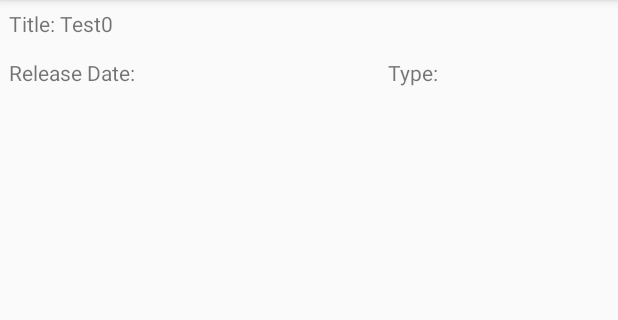
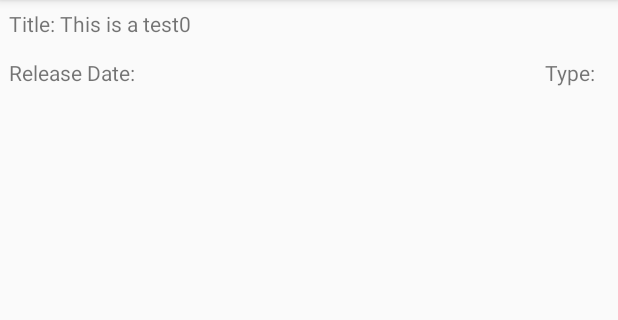
Before and after one commit to drea52693/MovieSearchApp, an Android app: the screen it shows after launch (listOfMoviesActivity), on a phone screen of 412 x 824 dp, the part 84-404 px from its top. Run offline under Robolectric (Android 15) with nearby library versions, the phone set to English and light mode, and no system bars.

Commit message:
Test commit

```diff
--- a/app/src/main/java/com/example/dan/moviesearchapp/itemAdapter.java
+++ b/app/src/main/java/com/example/dan/moviesearchapp/itemAdapter.java
@@ -41,6 +41,7 @@ public class itemAdapter extends RecyclerView.Adapter<itemAdapter.ViewHolder> {
             //plotView = (TextView) view.findViewById(R.id.my_plot_textview);
             titleView = (TextView) view.findViewById(R.id.my_title_textview);
             typeView = (TextView) view.findViewById(R.id.my_type_textview);
+
 
         }
 
--- a/app/src/main/java/com/example/dan/moviesearchapp/listOfMoviesActivity.java
+++ b/app/src/main/java/com/example/dan/moviesearchapp/listOfMoviesActivity.java
@@ -24,7 +24,7 @@ public class listOfMoviesActivity extends AppCompatActivity {
         recyclerView.setLayoutManager(layoutManager);
         List<String> input = new ArrayList<>();
         for (int i = 0; i < 100; i++) {
-            input.add("Test" + i);
+            input.add("This is a test" + i);
         }// define an adapter
         itemAdapter = new itemAdapter(input);
         recyclerView.setAdapter(itemAdapter);
--- a/app/src/main/res/layout/row_layout.xml
+++ b/app/src/main/res/layout/row_layout.xml
@@ -8,7 +8,7 @@
 
     <TextView
         android:id="@+id/my_title_textview"
-        android:layout_width="match_parent"
+        android:layout_width="wrap_content"
         android:layout_height="wrap_content"
         android:text="Title PH" />
 
@@ -22,7 +22,7 @@
 
     <TextView
         android:id="@+id/my_type_textview"
-        android:layout_width="142dp"
+        android:layout_width="wrap_content"
         android:layout_height="wrap_content"
         android:layout_alignParentEnd="true"
         android:layout_alignTop="@+id/my_releasedate_textview"
```
